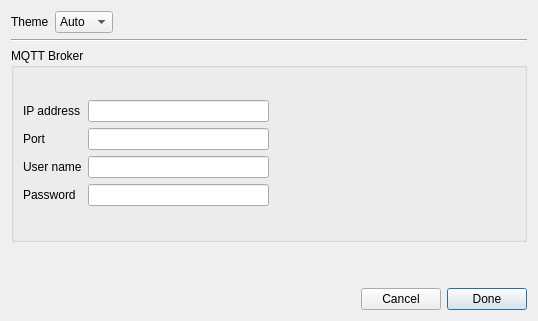
Above: Application/ui/SettingsDialog.ui from rayngrowingsystems/RVS_Analytics before the change. Below: the same form after it.
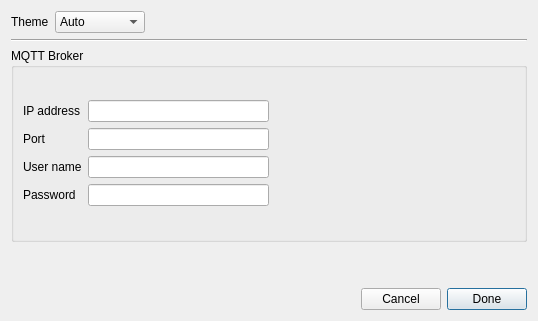
That is the form after the change.

Patch:
```diff
--- a/Application/ui/SettingsDialog.ui
+++ b/Application/ui/SettingsDialog.ui
@@ -27,6 +27,18 @@
        </item>
        <item>
         <widget class="QComboBox" name="theme_combo_box">
+         <property name="sizePolicy">
+          <sizepolicy hsizetype="Preferred" vsizetype="Fixed">
+           <horstretch>0</horstretch>
+           <verstretch>0</verstretch>
+          </sizepolicy>
+         </property>
+         <property name="minimumSize">
+          <size>
+           <width>90</width>
+           <height>0</height>
+          </size>
+         </property>
          <item>
           <property name="text">
            <string>Auto</string>
```
